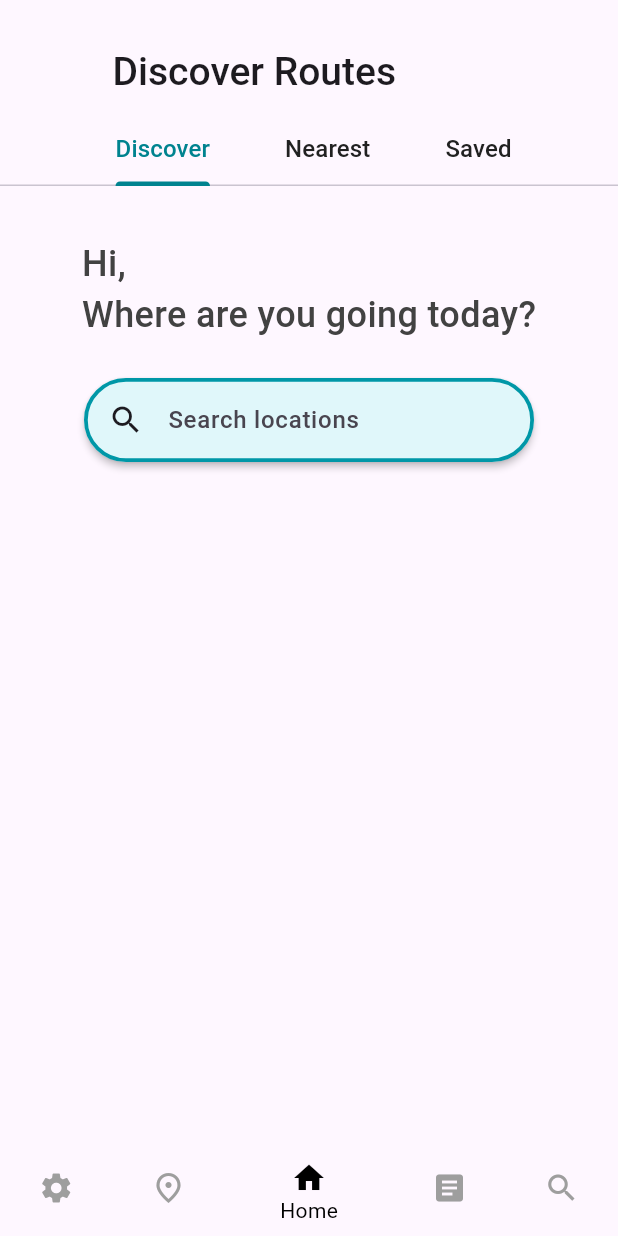
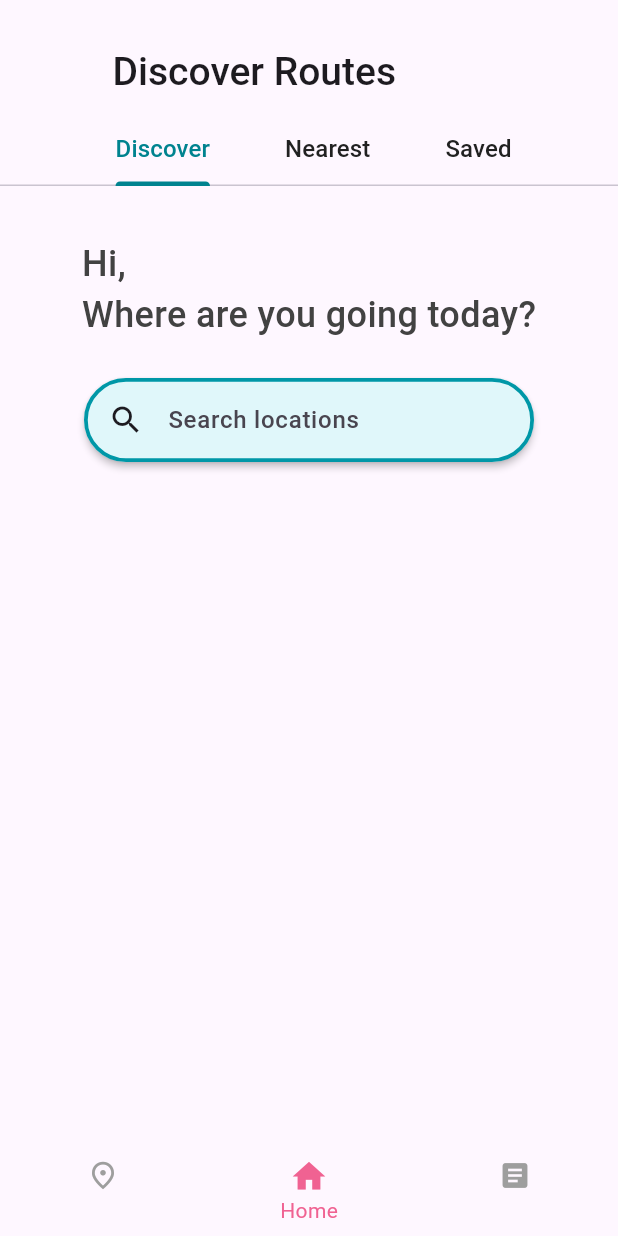
Before and after one commit to a-dempsey/buzz_me_client, a Flutter app: the screen it shows after launch, on a phone screen of 412 x 824 dp. Run offline on Flutter 3.47's test engine with Material 3 defaults, Android fonts, the phone set to English and light mode, and no system bars; our stand-ins replace firebase_core; accounts and stored records are empty; generated files the repository leaves out were written again.

Commit message:
modify nav bar design

```diff
--- a/lib/components/navigation_bar.dart
+++ b/lib/components/navigation_bar.dart
@@ -1,12 +1,10 @@
 import 'package:flutter/material.dart';
 import 'package:buzz_me/screens/home_screen.dart';
 import 'package:buzz_me/screens/map_screen.dart';
-import 'package:buzz_me/screens/search_screen.dart';
-import 'package:buzz_me/screens/settings_screen.dart';
 import 'package:buzz_me/screens/timetable_screen.dart';
 
 class NavigationBar extends StatelessWidget {
-  const NavigationBar({Key? key}) : super(key: key);
+  const NavigationBar({super.key});
 
   @override
   Widget build(BuildContext context) {
@@ -15,22 +13,20 @@ class NavigationBar extends StatelessWidget {
 }
 
 class BottomNavBar extends StatefulWidget {
-  const BottomNavBar({Key? key}) : super(key: key);
+  const BottomNavBar({super.key});
 
   @override
   State<BottomNavBar> createState() => _BottomNavBarState();
 }
 
 class _BottomNavBarState extends State<BottomNavBar> {
-  int _selectedIndex = 2;
+  int _selectedIndex = 1;
   late PageController _pageController;
 
   static const List<Widget> _routes = [
-    SettingsScreen(),
     MapScreen(),
     HomeScreen(),
     TimetableScreen(),
-    SearchScreen(),
   ];
 
   void _onItemTapped(int index) {
@@ -57,30 +53,22 @@ class _BottomNavBarState extends State<BottomNavBar> {
     return Scaffold(
       bottomNavigationBar: BottomNavigationBar(
         elevation: 0,
-        items: const <BottomNavigationBarItem>[
+        items:  <BottomNavigationBarItem>[
           BottomNavigationBarItem(
-            icon: Icon(Icons.settings),
-            label: 'Settings',
+            icon:  Icon(Icons.fmd_good_outlined, size: _selectedIndex == 0 ? 26 : 22),
+            label: _selectedIndex == 0 ? 'Map' : '',
           ),
           BottomNavigationBarItem(
-            icon: Icon(Icons.fmd_good_outlined),
-            label: 'Map',
+            icon:  Icon(Icons.home, size: _selectedIndex == 1 ? 26 : 22),
+            label: _selectedIndex == 1 ? 'Home' : '',
           ),
           BottomNavigationBarItem(
-            icon: Icon(Icons.home),
-            label: 'Home',
-          ),
-          BottomNavigationBarItem(
-            icon: Icon(Icons.article),
-            label: 'Timetable',
-          ),
-          BottomNavigationBarItem(
-            icon: Icon(Icons.search),
-            label: 'Search',
+            icon:  Icon(Icons.article, size: _selectedIndex == 2 ? 26 : 22),
+            label: _selectedIndex == 2 ? 'Timetable' : '',
           ),
         ],
         currentIndex: _selectedIndex,
-        selectedItemColor: Colors.black,
+        selectedItemColor: Colors.pink[300],
         unselectedItemColor: Colors.grey[500],
         onTap: _onItemTapped,
       ),
@@ -96,20 +84,20 @@ class _BottomNavBarState extends State<BottomNavBar> {
               ],
             ),
           ),
-          Positioned(
-            top: 766,
-            left: 80.00 * _selectedIndex,
-            child: AnimatedOpacity(
-              duration: const Duration(milliseconds: 600),
-              opacity: _selectedIndex == _selectedIndex ? 1 : 0,
-              child: AnimatedContainer(
-                duration: const Duration(milliseconds: 200),
-                height: 5,
-                width: 110,
-                decoration: BoxDecoration(
-                  color: Colors.cyan[800],
-                  borderRadius: BorderRadius.circular(2),
-                ),
+          AnimatedPositioned(
+            top: 763,
+            left: _selectedIndex == 0 ? 22 : _selectedIndex == 2 ? (164.00 * _selectedIndex) - 20 : 164.00 * _selectedIndex, duration: const Duration(
+            milliseconds: 150,
+          ),
+            child: Container(
+              width: 100,
+              height: 6,
+              decoration: BoxDecoration(
+              color: Colors.pinkAccent[100],
+              borderRadius: const BorderRadius.only(
+                topLeft: Radius.circular(5),
+                topRight: Radius.circular(5),
+              ),
               ),
             ),
           ),
```
Also changed, not shown: lib/core/mixins.dart (deleted).
